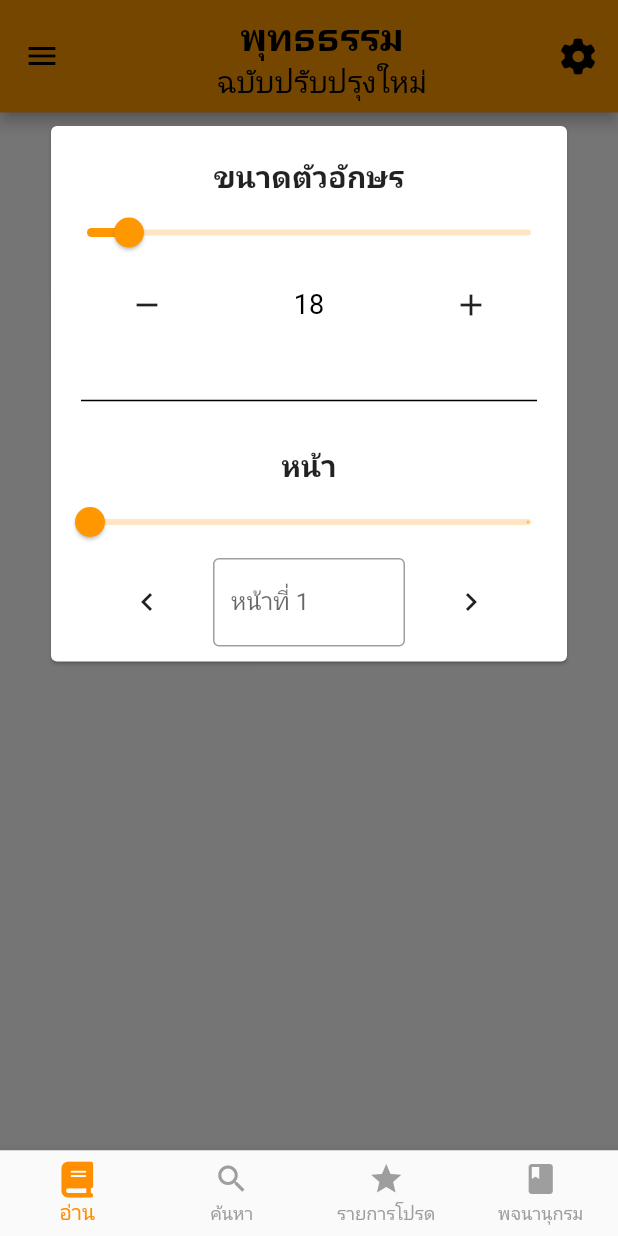
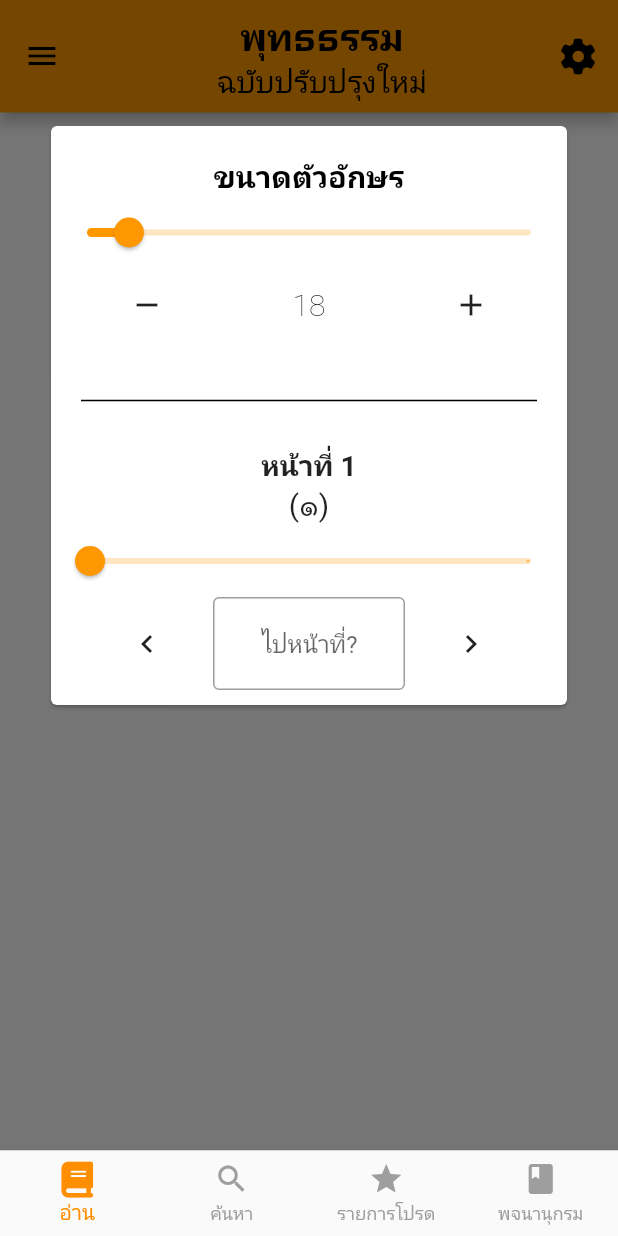
Before and after one commit to sautechnologygroup/buddhadham, a Flutter app: the screen it shows after launch, after a tap on an icon or button, on a phone screen of 412 x 824 dp. Run offline on Flutter 3.47's test engine with Material 2 defaults, Android fonts, the phone set to English and light mode, and no system bars; our stand-ins replace flutter_widget_from_html_core, font_awesome_flutter, google_fonts; Roboto replaces fonts that are missing (Charmonman, Sarabun).

Commit message:
CreateSearchScreen_

```diff
--- a/lib/main.dart
+++ b/lib/main.dart
@@ -77,8 +77,10 @@ class _MainWidgetState extends State<MainWidget> {
       // ),
       body: IndexedStack(
         index: _selectedIndex,
-        children: const [
-          ReadScreen(),
+        children: [
+          ReadScreen(
+            initialPage: 1,
+          ),
           SearchScreen(),
           LogListScreen(),
           DictionaryScreen(),
--- a/lib/views/screenForRead.dart
+++ b/lib/views/screenForRead.dart
@@ -9,7 +9,7 @@ import 'package:google_fonts/google_fonts.dart';
 import 'package:html/parser.dart';
 
 class ReadScreen extends StatefulWidget {
-  const ReadScreen({Key? key}) : super(key: key);
+  const ReadScreen({Key? key, required int initialPage}) : super(key: key);
 
   @override
   State<ReadScreen> createState() => _ReadScreenState();
@@ -77,10 +77,10 @@ class _ReadScreenState extends State<ReadScreen> {
                 padding: const EdgeInsets.only(top: 20),
                 child: Text(
                   'ขนาดตัวอักษร',
-                  style: TextStyle(
-                    fontSize: 20,
-                    fontWeight: FontWeight.bold,
-                  ),
+                  style: GoogleFonts.sarabun(
+                      fontSize: 20,
+                      color: AppColors().textColor,
+                      fontWeight: FontWeight.bold),
                 ),
               ),
               Slider(
@@ -110,8 +110,11 @@ class _ReadScreenState extends State<ReadScreen> {
                     ),
                     Text(
                       AppTextSetting.APP_FONTSIZE_READ.toInt().toString(),
-                      style:
-                          TextStyle(fontSize: 18, color: AppColors().textColor),
+                      style: GoogleFonts.sarabun(
+                        fontSize: 20,
+                        fontWeight: FontWeight.w200,
+                        color: AppColors().textColor,
+                      ),
                     ),
                     IconButton(
                       icon: Icon(Icons.add),
@@ -136,12 +139,22 @@ class _ReadScreenState extends State<ReadScreen> {
               ),
               Padding(
                 padding: const EdgeInsets.only(top: 10),
-                child: Text(
-                  'หน้า',
-                  style: TextStyle(
-                    fontSize: 20,
-                    fontWeight: FontWeight.bold,
-                  ),
+                child: Column(
+                  children: [
+                    Text(
+                      'หน้าที่ ${AppTextSetting.INDEX_PAGE.toInt()}',
+                      style: GoogleFonts.sarabun(
+                        fontSize: 19,
+                        fontWeight: FontWeight.bold,
+                      ),
+                    ),
+                    Text(
+                      '(${thaiNumDigit(AppTextSetting.INDEX_PAGE.toStringAsFixed(0))})',
+                      style: GoogleFonts.charmonman(
+                        fontSize: 20,
+                      ),
+                    ),
+                  ],
                 ),
               ),
               Slider(
@@ -178,6 +191,7 @@ class _ReadScreenState extends State<ReadScreen> {
                       child: Padding(
                         padding: const EdgeInsets.only(left: 20, right: 20),
                         child: TextField(
+                          textAlign: TextAlign.center,
                           keyboardType:
                               TextInputType.numberWithOptions(decimal: true),
                           inputFormatters: [
@@ -186,8 +200,7 @@ class _ReadScreenState extends State<ReadScreen> {
                           controller: _controllerTextField,
                           decoration: InputDecoration(
                             border: OutlineInputBorder(),
-                            labelText:
-                                'หน้าที่ ${AppTextSetting.INDEX_PAGE.toInt()}',
+                            hintText: 'ไปหน้าที่?',
                           ),
                           onSubmitted: (String value) {
                             setState(() {
@@ -429,9 +442,10 @@ class _ReadScreenState extends State<ReadScreen> {
                                 ),
                                 child: HtmlWidget(
                                   snapshot.data![index],
-                                  textStyle: TextStyle(
+                                  textStyle: GoogleFonts.sarabun(
                                     fontSize: AppTextSetting.APP_FONTSIZE_READ,
                                     color: AppColors().readtextColor,
+                                    height: 1.7,
                                   ),
                                 ),
                               ),
```
Also changed, not shown: lib/views/searchScreen.dart (+32 -72 lines).
